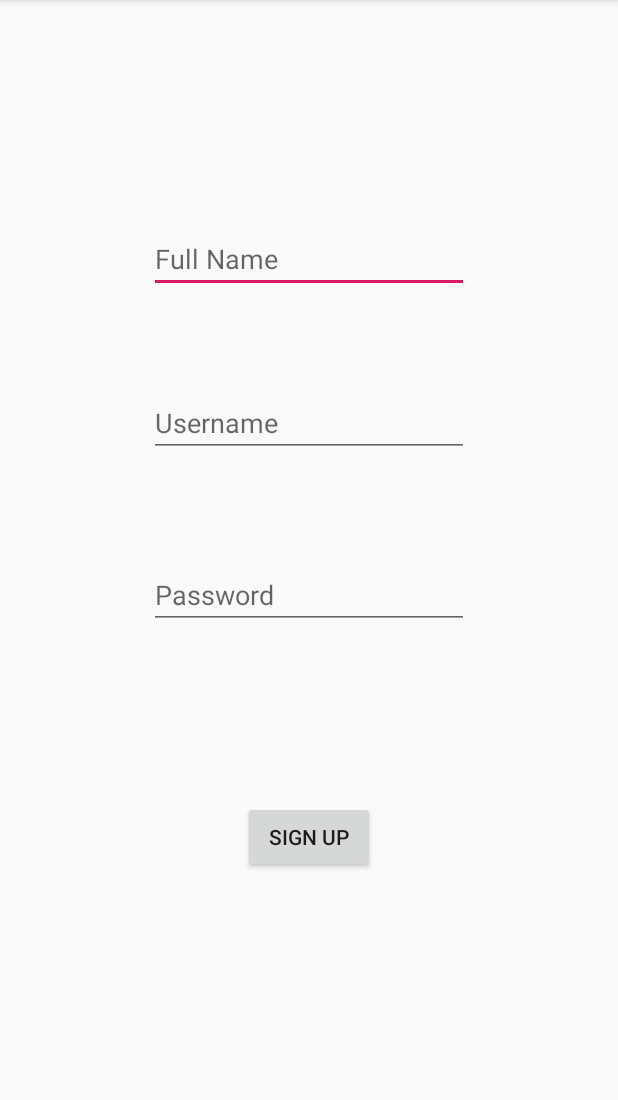
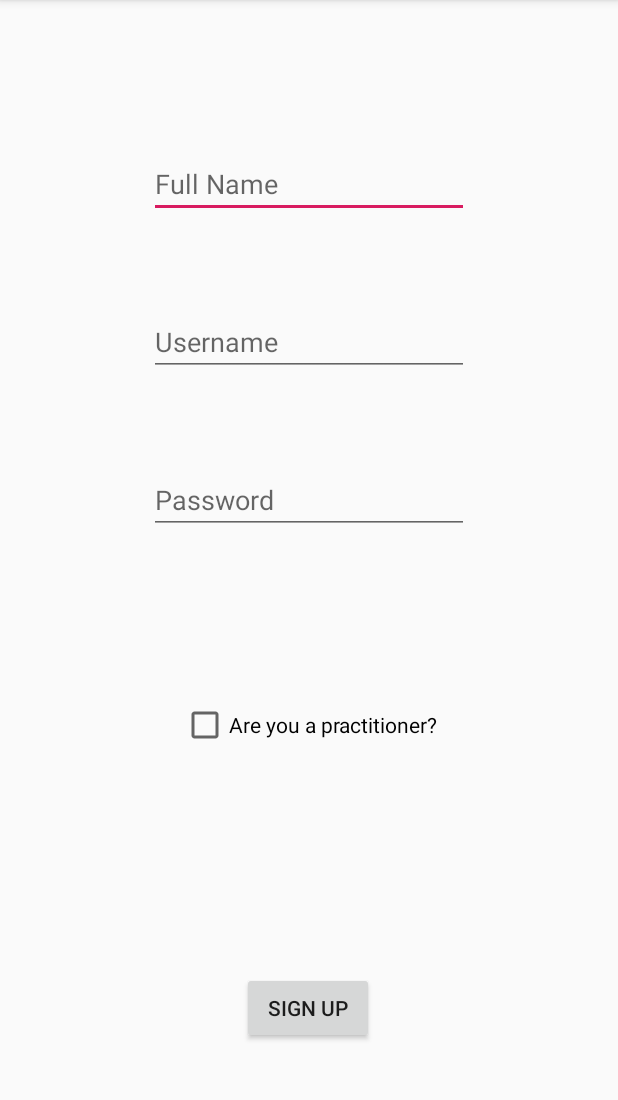
Before and after one commit to DLabbate/TalkItOut, an Android app: the registerActivity screen opened directly, with no data from a screen before it, on a phone screen of 412 x 824 dp, the part 84-1184 px from its top. Run offline under Robolectric (Android 15) with nearby library versions, the phone set to English and light mode, and no system bars.

Commit message:
Added checkbox to activity_register.

```diff
--- a/app/src/main/res/layout/activity_register.xml
+++ b/app/src/main/res/layout/activity_register.xml
@@ -4,13 +4,14 @@
     xmlns:tools="http://schemas.android.com/tools"
     android:layout_width="match_parent"
     android:layout_height="match_parent"
-    tools:context=".Activities.registerActivity">
+    tools:context=".Activities.registerActivity"
+    tools:layout_editor_absoluteY="81dp">
 
     <EditText
         android:id="@+id/fullnameEditText"
         android:layout_width="wrap_content"
         android:layout_height="wrap_content"
-        android:layout_marginTop="150dp"
+        android:layout_marginTop="100dp"
         android:ems="10"
         android:hint="Full Name"
         android:inputType="textPersonName"
@@ -22,7 +23,7 @@
         android:id="@+id/usernameEditText"
         android:layout_width="wrap_content"
         android:layout_height="wrap_content"
-        android:layout_marginTop="64dp"
+        android:layout_marginTop="60dp"
         android:ems="10"
         android:hint="Username"
         android:inputType="textPersonName"
@@ -33,7 +34,7 @@
         android:id="@+id/passwordEditText"
         android:layout_width="wrap_content"
         android:layout_height="wrap_content"
-        android:layout_marginTop="69dp"
+        android:layout_marginTop="60dp"
         android:ems="10"
         android:hint="Password"
         android:inputType="textPersonName"
@@ -44,11 +45,22 @@
         android:id="@+id/signupButton"
         android:layout_width="wrap_content"
         android:layout_height="48dp"
-        android:layout_marginTop="80dp"
-        android:layout_marginBottom="151dp"
+        android:layout_marginBottom="72dp"
         android:text="SIGN UP"
         app:layout_constraintBottom_toBottomOf="parent"
         app:layout_constraintEnd_toEndOf="parent"
+        app:layout_constraintHorizontal_bias="0.498"
+        app:layout_constraintStart_toStartOf="parent" />
+
+    <CheckBox
+        android:id="@+id/checkBox"
+        android:layout_width="wrap_content"
+        android:layout_height="wrap_content"
+        android:layout_marginTop="16dp"
+        android:text="Are you a practitioner?"
+        app:layout_constraintBottom_toTopOf="@+id/signupButton"
+        app:layout_constraintEnd_toEndOf="parent"
         app:layout_constraintStart_toStartOf="parent"
-        app:layout_constraintTop_toBottomOf="@+id/passwordEditText" />
+        app:layout_constraintTop_toBottomOf="@+id/passwordEditText"
+        app:layout_constraintVertical_bias="0.392" />
 </androidx.constraintlayout.widget.ConstraintLayout>
```
Also changed, not shown: app/src/main/java/com/example/talkitout/Classes/Pipeline.java (deleted, +0 -72 lines).
